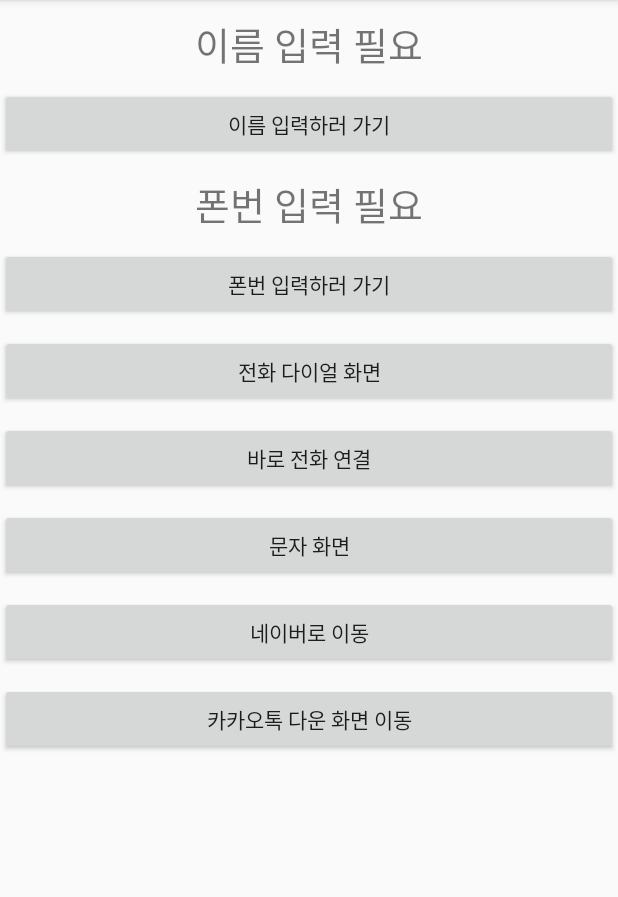
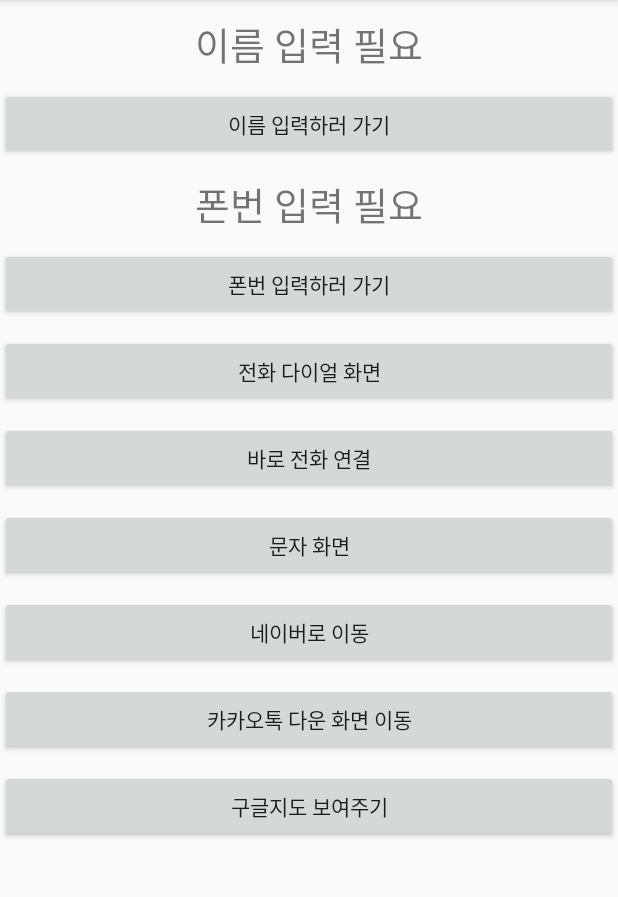
Before and after one commit to mikemskim/20191104_01_Intent, an Android app: the screen it shows after launch (MainActivity), on a phone screen of 412 x 824 dp, the part 84-981 px from its top. Run offline under Robolectric (Android 15) with nearby library versions, the phone set to English and light mode, and no system bars.

Commit message:
구글지도 보여주기

```diff
--- a/app/src/main/java/com/tj/a20191104_01_intent/MainActivity.kt
+++ b/app/src/main/java/com/tj/a20191104_01_intent/MainActivity.kt
@@ -66,6 +66,12 @@ class MainActivity : AppCompatActivity() {
             var intent = Intent(Intent.ACTION_VIEW, uri)
             startActivity(intent)
         }
+
+        googleMapBtn.setOnClickListener {
+            var uri = Uri.parse("geo:37.123,127.567") // 위도 값과 경도 값 대입
+            var intent = Intent(Intent.ACTION_VIEW, uri)
+            startActivity(intent)
+        }
     }
 
     override fun onActivityResult(requestCode: Int, resultCode: Int, data: Intent?) {
--- a/app/src/main/res/layout/activity_main.xml
+++ b/app/src/main/res/layout/activity_main.xml
@@ -87,5 +87,12 @@
         android:layout_marginTop="10dp"
         android:text="카카오톡 다운 화면 이동"/>
 
+    <Button
+        android:id="@+id/googleMapBtn"
+        android:layout_width="match_parent"
+        android:layout_height="wrap_content"
+        android:layout_marginTop="10dp"
+        android:text="구글지도 보여주기"/>
+
 
 </LinearLayout>
```
